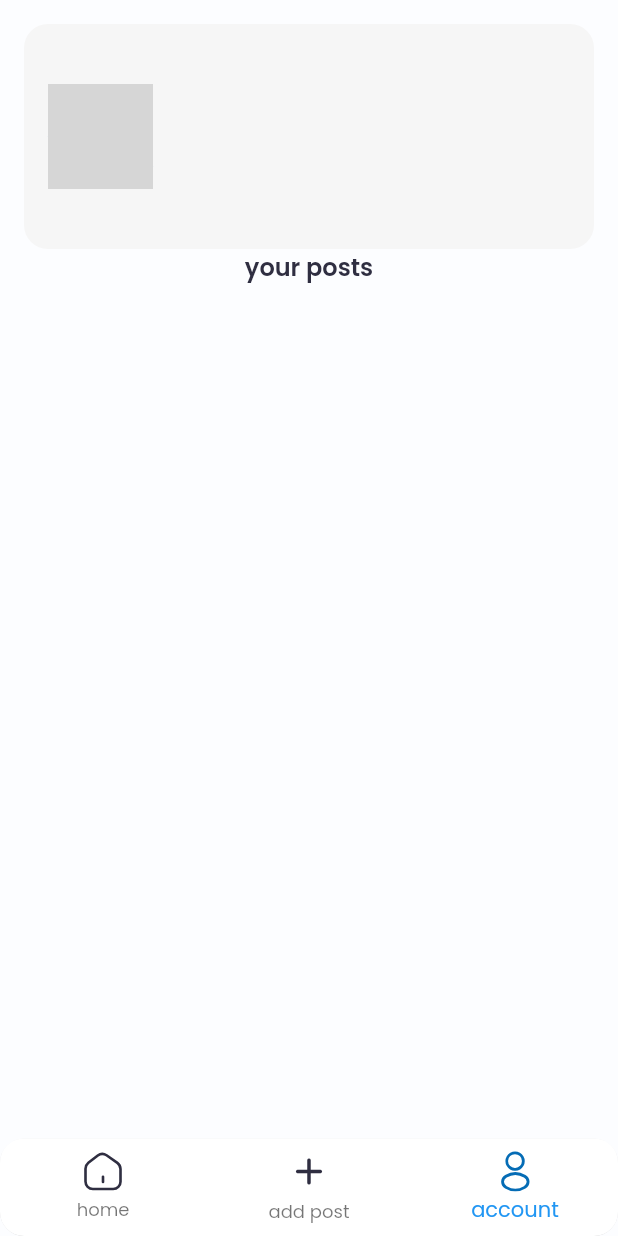
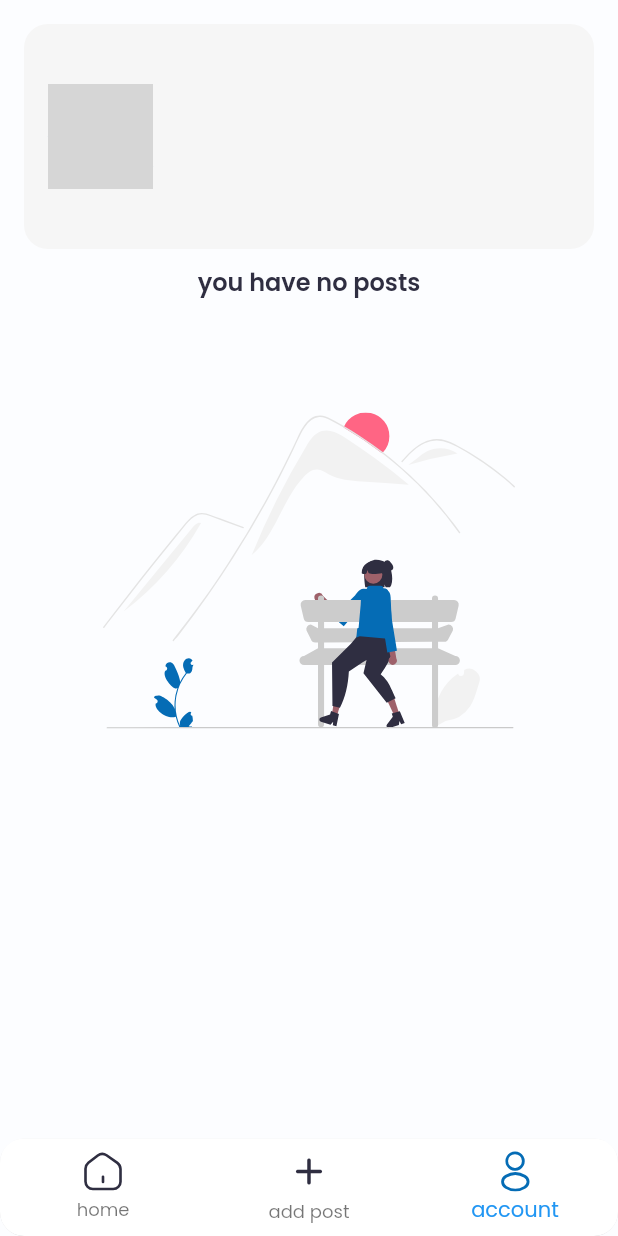
Before and after one commit to jopaul23/socially, a Flutter app: the ProfilePage screen opened directly, on a phone screen of 412 x 824 dp. Run offline on Flutter 3.47's test engine with Material 2 defaults, Android fonts, the phone set to English and light mode, and no system bars; our stand-ins replace dio, flutter_image_compress, flutter_screenutil, flutter_spinkit, flutter_svg, get and 3 more; accounts and stored records are empty; network calls fail; grey boxes are pictures that could not be loaded.

Commit message:
profile changing option added

```diff
--- a/frontend/lib/models/post_model.dart
+++ b/frontend/lib/models/post_model.dart
@@ -4,10 +4,12 @@ class PostModel {
   final String userName;
   final String caption;
   final String postId;
+  final String profile;
 
   PostModel(
       {required this.url,
       required this.postId,
+      required this.profile,
       required this.userId,
       required this.userName,
       required this.caption});
@@ -17,6 +19,8 @@ class PostModel {
         userId: map["owner_id"],
         userName: map["owner_name"],
         caption: map["caption"],
+        profile: map["owner_profile"] ??
+            "https://conference.pecb.com/wp-content/uploads/2017/10/no-profile-picture-300x216.jpg",
         postId: map["_id"]);
   }
 }
--- a/frontend/lib/screens/profile/profile_page.dart
+++ b/frontend/lib/screens/profile/profile_page.dart
@@ -1,5 +1,6 @@
 import 'package:flutter/material.dart';
 import 'package:flutter_screenutil/flutter_screenutil.dart';
+import 'package:flutter_svg/flutter_svg.dart';
 import 'package:get/get.dart';
 import 'package:internship_socialmedia/constants/constants.dart';
 import 'package:internship_socialmedia/controller/posts_controller.dart';
@@ -7,6 +8,7 @@ import 'package:internship_socialmedia/controller/user_controller.dart';
 import 'package:internship_socialmedia/models/post_model.dart';
 import 'package:internship_socialmedia/models/user_model.dart';
 import 'package:internship_socialmedia/screens/profile/post_view_container.dart';
+import 'package:internship_socialmedia/screens/profile/profile_pictures.dart';
 import 'package:internship_socialmedia/widget/bottom_navigation_bar.dart';
 import 'package:shared_preferences/shared_preferences.dart';
 
@@ -23,9 +25,11 @@ class _ProfilePageState extends State<ProfilePage> {
   @override
   Widget build(BuildContext context) {
     bool isNavigation = false;
+    bool isOwner = false;
     late UserModel user;
     if (widget.user == null) {
       setState(() {
+        isOwner = true;
         isNavigation = true;
       });
       user = userContrller.owner!;
@@ -61,8 +65,18 @@ class _ProfilePageState extends State<ProfilePage> {
                     const SizedBox(
                       width: defaultPadding,
                     ),
-                    GestureDetector(
-                      onTap: () {},
+                    isOwner
+                        ? GestureDetector(
+                            onTap: () {
+                              late OverlayEntry profileOverLay;
+                              profileOverLay = OverlayEntry(
+                                  builder: (context) => ProfileSelection(
+                                        userContrller: userContrller,
+                                        overlayEntry: profileOverLay,
+                                        user: user,
+                                      ));
+                              Overlay.of(context)?.insert(profileOverLay);
+                            },
                             child: Stack(
                               alignment: Alignment.bottomRight,
                               children: [
@@ -83,6 +97,10 @@ class _ProfilePageState extends State<ProfilePage> {
                                 )
                               ],
                             ),
+                          )
+                        : CircleAvatar(
+                            backgroundImage: NetworkImage(user.profile),
+                            radius: 35,
                           ),
                     const SizedBox(
                       width: defaultPadding,
@@ -108,8 +126,11 @@ class _ProfilePageState extends State<ProfilePage> {
                   ],
                 ),
               ),
+              const SizedBox(
+                height: 10,
+              ),
               Text(
-                "your posts",
+                user.posts.isEmpty ? "you have no posts" : "your posts",
                 style: TextStyle(
                   fontSize: 14.sp,
                   fontWeight: FontWeight.w600,
@@ -119,7 +140,17 @@ class _ProfilePageState extends State<ProfilePage> {
               const SizedBox(
                 height: 5,
               ),
-              GetBuilder<UserContrller>(builder: (context) {
+              user.posts.isEmpty
+                  ? Column(children: [
+                      const SizedBox(
+                        height: 70,
+                      ),
+                      SvgPicture.asset(
+                        "assets/svg/no_post.svg",
+                        width: size.width * 2 / 3,
+                      ),
+                    ])
+                  : GetBuilder<UserContrller>(builder: (context) {
                       postList = userContrller.profilePosts;
                       return Expanded(
                           child: GridView.count(
@@ -133,9 +164,11 @@ class _ProfilePageState extends State<ProfilePage> {
                                 Get.to(PostViewPage(post: post));
                               },
                               child: ClipRRect(
-                          borderRadius: BorderRadius.circular(defaultPadding),
+                                borderRadius:
+                                    BorderRadius.circular(defaultPadding),
                                 child: Image.network(
-                            "http://159.89.161.168:4050/api/posts/" + post.url,
+                                  "http://159.89.161.168:4050/api/posts/" +
+                                      post.url,
                                   width: double.infinity,
                                   fit: BoxFit.fill,
                                 ),
```
Also changed, not shown: frontend/lib/api/post_api.dart (+9 -7 lines), frontend/lib/controller/posts_controller.dart (+7 -1 lines), frontend/lib/controller/user_controller.dart (+25 -16 lines), frontend/lib/screens/home/post_container.dart (+13 -8 lines), frontend/lib/screens/profile/profile_pictures.dart (added, +86 -0 lines), frontend/assets/svg/no_post.svg (added), 1 other file. Lines whose indentation alone changed are shown as unchanged.
